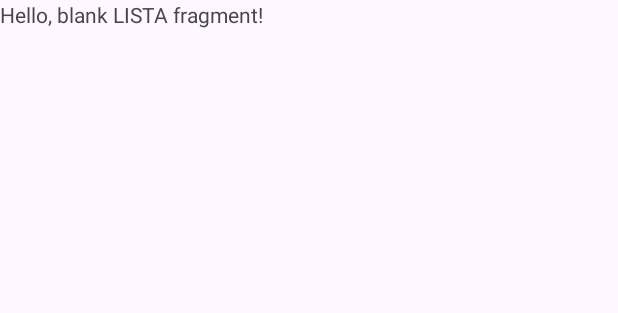
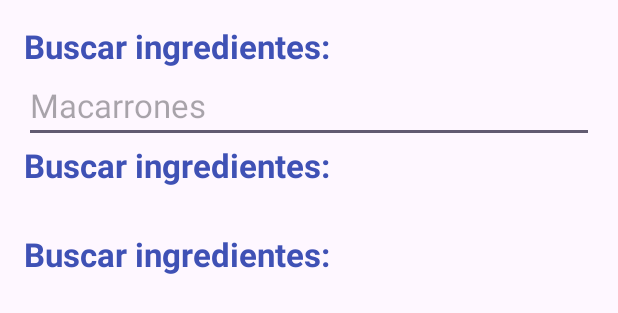
Before and after one commit to UniExtremadura/gps-project-gd-04, an Android app built with Jetpack Compose: the layout fragment_lista.xml on its own in the app's theme, with its tools: preview values and no code run, on a phone screen of 412 x 824 dp. Shown: the top 313 px of the screen. Run offline under Robolectric (Android 15) with nearby library versions, the phone set to English and light mode, and no system bars.

Commit message:
Ventana de lista terminada

```diff
--- /dev/null
+++ b/app/src/main/java/es/unex/giis/asee/gepeto/utils/Tuple.kt
@@ -0,0 +1,3 @@
+package es.unex.giis.asee.gepeto.utils
+
+data class Tuple<A, B>(val first: A, var second: B)
--- a/app/src/main/res/layout/fragment_lista.xml
+++ b/app/src/main/res/layout/fragment_lista.xml
@@ -3,12 +3,97 @@
     xmlns:tools="http://schemas.android.com/tools"
     android:layout_width="match_parent"
     android:layout_height="match_parent"
+    xmlns:app="http://schemas.android.com/apk/res-auto"
     tools:context=".view.home.ListaFragment">
 
-    <!-- TODO: Update blank fragment layout -->
-    <TextView
+    <ScrollView xmlns:android="http://schemas.android.com/apk/res/android"
         android:layout_width="match_parent"
-        android:layout_height="match_parent"
-        android:text="Hello, blank LISTA fragment!" />
+        android:layout_height="match_parent">
+
+        <androidx.constraintlayout.widget.ConstraintLayout
+            android:layout_width="match_parent"
+            android:layout_height="wrap_content"
+            android:padding="16dp">
+
+            <TextView
+                android:id="@+id/buscar_ingrediente"
+                android:layout_width="match_parent"
+                android:layout_height="wrap_content"
+                android:text="@string/buscar_ingrediente"
+                android:textColor="#3F51B5"
+                android:textSize="22sp"
+                android:textStyle="bold"
+
+                app:layout_constraintTop_toTopOf="parent"
+
+                tools:text="Buscar ingredientes:" />
+
+            <EditText
+                android:id="@+id/buscador_de_ingredientes"
+                style="@style/Widget.AppCompat.EditText"
+                android:layout_width="match_parent"
+                android:layout_height="wrap_content"
+
+                android:ems="10"
+
+                android:hint="Macarrones"
+                android:inputType="text"
+                android:textSize="22sp"
+                app:layout_constraintTop_toBottomOf="@+id/buscar_ingrediente" />
+
+
+            <TextView
+                android:id="@+id/ingredientes_seleccionados"
+                android:layout_width="match_parent"
+                android:layout_height="wrap_content"
+                android:text="@string/ingredientes_seleccionados"
+
+                app:layout_constraintTop_toBottomOf="@+id/buscador_de_ingredientes"
+
+                android:textColor="#3F51B5"
+                android:textSize="22sp"
+                android:textStyle="bold"
+                tools:text="Buscar ingredientes:" />
+
+            <androidx.recyclerview.widget.RecyclerView
+                android:id="@+id/rvIngredientesSeleccionados"
+                android:layout_width="match_parent"
+                android:layout_height="wrap_content"
+                app:layout_constraintEnd_toEndOf="parent"
+                app:layout_constraintStart_toStartOf="parent"
+                app:layout_constraintTop_toBottomOf="@id/ingredientes_seleccionados"
+                android:paddingTop="10dp" >
+
+
+            </androidx.recyclerview.widget.RecyclerView>
+
+            <TextView
+                android:id="@+id/todos_los_ingredientes"
+                android:layout_width="match_parent"
+                android:layout_height="wrap_content"
+                android:text="@string/todos_los_ingredientes"
+
+                app:layout_constraintTop_toBottomOf="@+id/rvIngredientesSeleccionados"
+                android:paddingTop="20dp"
+
+                android:textColor="#3F51B5"
+                android:textSize="22sp"
+                android:textStyle="bold"
+                tools:text="Buscar ingredientes:" />
+
+            <androidx.recyclerview.widget.RecyclerView
+                android:id="@+id/rvTodosIngredientes"
+                android:layout_width="match_parent"
+                android:layout_height="wrap_content"
+                android:paddingBottom="150dp"
+                app:layout_constraintTop_toBottomOf="@id/todos_los_ingredientes">
+
+
+            </androidx.recyclerview.widget.RecyclerView>
+
+        </androidx.constraintlayout.widget.ConstraintLayout>
+
+
+    </ScrollView>
 
 </FrameLayout>
--- a/app/src/main/res/layout/fragment_recetas.xml
+++ b/app/src/main/res/layout/fragment_recetas.xml
@@ -29,7 +29,7 @@
         android:insetLeft="10dp"
         android:insetRight="10dp"
         android:insetBottom="150dp"
-        android:onClick="onButtonClick"
+        android:backgroundTint="@color/button_color"
         android:text="@string/crear_receta"
         android:textSize="22sp"
         app:layout_constraintBottom_toBottomOf="@+id/pager"
--- a/app/src/main/res/layout/recycler_swap_item.xml
+++ b/app/src/main/res/layout/recycler_swap_item.xml
@@ -11,6 +11,8 @@
         android:layout_height="wrap_content"
         android:layout_marginBottom="5dp"
         android:textAlignment="textStart"
+        android:text="Macarrones"
+        android:backgroundTint="@color/button_color"
         tools:ignore="MissingConstraints" />
 
 
--- a/app/src/main/res/values/colors.xml
+++ b/app/src/main/res/values/colors.xml
@@ -7,4 +7,7 @@
     <color name="teal_700">#FF018786</color>
     <color name="black">#FF000000</color>
     <color name="white">#FFFFFFFF</color>
+    <color name="gray">#FF808080</color>
+    <color name="todo_label">#DCDCDC</color>
+    <color name="button_color">#4A5BB5</color>
 </resources>
```
Also changed, not shown: app/src/main/java/es/unex/giis/asee/gepeto/adapters/TodoAdapter.kt (added, +103 -0 lines), app/src/main/java/es/unex/giis/asee/gepeto/view/home/ListaFragment.kt (+82 -32 lines), app/src/main/res/layout/recycler_todo_item.xml (added, +41 -0 lines).
